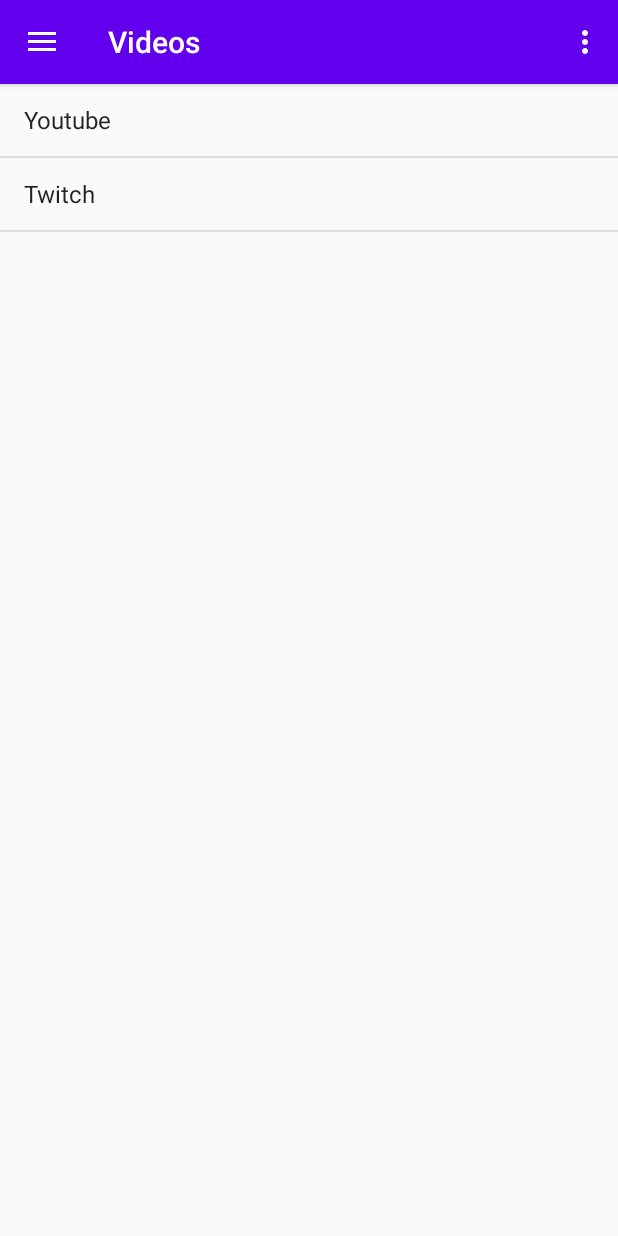
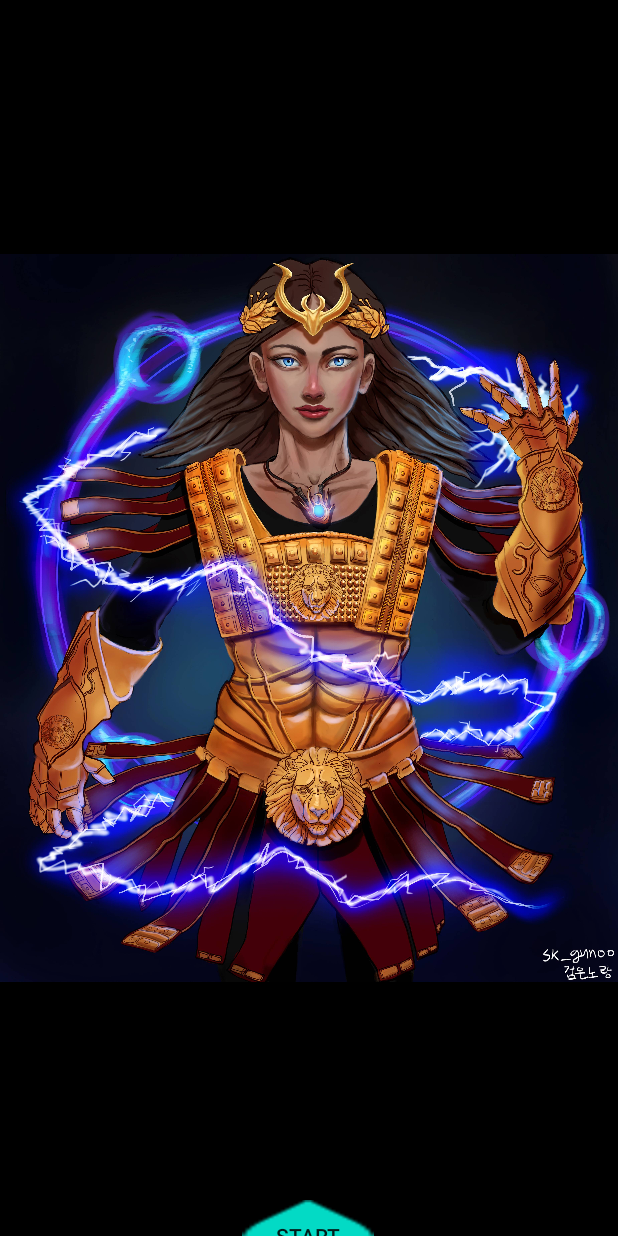
Before and after one commit to SaienkoDmytro/Enki, an Android app: the screen it shows after launch (MainActivity before the commit, Logo_activity after it), on a phone screen of 412 x 824 dp. Run offline under Robolectric (Android 15) with nearby library versions, the phone set to English and light mode, and no system bars.

Commit message:
logo add

```diff
--- a/app/src/main/AndroidManifest.xml
+++ b/app/src/main/AndroidManifest.xml
@@ -10,7 +10,7 @@
         android:supportsRtl="true"
         android:theme="@style/AppTheme">
         <activity
-            android:name=".MainActivity"
+            android:name=".Logo_activity"
             android:label="@string/app_name"
             android:theme="@style/AppTheme.NoActionBar">
             <intent-filter>
@@ -20,6 +20,7 @@
             </intent-filter>
         </activity>
         <activity android:name=".Text_Content_Activity" />
+        <activity android:name=".MainActivity" android:theme="@style/AppTheme.NoActionBar"/>
     </application>
 
 </manifest>
--- /dev/null
+++ b/app/src/main/java/com/example/test1/Logo_activity.java
@@ -0,0 +1,27 @@
+package com.example.test1;
+
+import android.app.Activity;
+import android.content.Intent;
+import android.os.Bundle;
+import android.view.View;
+
+import androidx.annotation.Nullable;
+
+public class Logo_activity extends Activity {
+    @Override
+    protected void onCreate(@Nullable Bundle savedInstanceState) {
+        super.onCreate(savedInstanceState);
+        setContentView(R.layout.logo_activity);
+    }
+
+    public void onClickStart(View view) {
+        Intent i = new Intent(Logo_activity.this,MainActivity.class);
+        startActivity(i);
+    }
+
+    @Override
+    protected void onDestroy() {
+        super.onDestroy();
+        finish();
+    }
+}
--- a/app/src/main/java/com/example/test1/Text_Content_Activity.java
+++ b/app/src/main/java/com/example/test1/Text_Content_Activity.java
@@ -1,6 +1,7 @@
 package com.example.test1;
 
 import android.content.Intent;
+import android.graphics.Typeface;
 import android.os.Bundle;
 import android.os.PersistableBundle;
 import android.widget.ImageView;
@@ -12,6 +13,7 @@
 public class Text_Content_Activity extends AppCompatActivity {
     private int category;
     private TextView text_content;
+    private Typeface face1;
     private int position;
     private int [] array_video = {R.string.text_video, R.string.text_video1, R.string.text_PB, R.string.text_PBD,R.string.text_pros,R.string.text_mech};
     private ImageView imageContent;
@@ -33,6 +35,7 @@
         text_content = findViewById(R.id.text_youtube);
         imageContent = findViewById(R.id.imageContent);
         reciveIntent();
+        init();
     }
     private void reciveIntent() {
 Intent i = getIntent();
@@ -73,4 +76,10 @@
         break;
 }
     }
+    private void init(){
+        text_content = findViewById(R.id.text_youtube);
+        imageContent = findViewById(R.id.imageContent);
+        face1 = Typeface.createFromAsset(this.getAssets(), "fonts/Spartan-Regular.ttf");
+        text_content.setTypeface(face1);
+    }
 }
--- /dev/null
+++ b/app/src/main/res/layout/logo_activity.xml
@@ -0,0 +1,43 @@
+<?xml version="1.0" encoding="utf-8"?>
+<androidx.constraintlayout.widget.ConstraintLayout
+    xmlns:android="http://schemas.android.com/apk/res/android"
+    xmlns:app="http://schemas.android.com/apk/res-auto"
+    xmlns:tools="http://schemas.android.com/tools"
+    android:layout_width="match_parent"
+    android:layout_height="match_parent">
+
+    <ImageView
+        android:id="@+id/imageView3"
+        android:layout_width="match_parent"
+        android:layout_height="match_parent"
+        android:background="@android:color/black"
+        app:layout_constraintBottom_toBottomOf="parent"
+        app:layout_constraintTop_toTopOf="parent" />
+
+    <ImageView
+        android:id="@+id/imageView2"
+        android:layout_width="wrap_content"
+        android:layout_height="wrap_content"
+        app:layout_constraintBottom_toBottomOf="parent"
+        app:layout_constraintEnd_toEndOf="parent"
+        app:layout_constraintHorizontal_bias="1.0"
+        app:layout_constraintStart_toStartOf="parent"
+        app:layout_constraintTop_toTopOf="parent"
+        tools:srcCompat="@drawable/logo"
+        android:src="@drawable/logo"/>
+
+    <Button
+        android:id="@+id/button"
+        android:layout_width="wrap_content"
+        android:layout_height="wrap_content"
+        android:layout_marginBottom="40dp"
+        android:background="?android:attr/textSelectHandle"
+        android:onClick="onClickStart"
+        android:text="@string/button_start"
+        app:layout_constraintBottom_toBottomOf="parent"
+        app:layout_constraintEnd_toEndOf="parent"
+        app:layout_constraintHorizontal_bias="0.498"
+        app:layout_constraintStart_toStartOf="parent"
+        app:layout_constraintTop_toBottomOf="@+id/imageView2"
+        app:layout_constraintVertical_bias="1.0" />
+</androidx.constraintlayout.widget.ConstraintLayout>
--- a/app/src/main/res/values/strings.xml
+++ b/app/src/main/res/values/strings.xml
@@ -6,7 +6,7 @@
     <string name="nav_header_subtitle">A beginner, SSF-friendly Lightning Caster</string>
     <string name="nav_header_desc">Navigation header</string>
     <string name="action_settings">Settings</string>
-
+    <string name="button_start">START</string>
     <string name="menu_videos">Videos</string>
     <string name="menu_pob">Path of Building</string>
     <string name="menu_about">About this Build</string>
@@ -26,7 +26,7 @@
         \n\n‣ <b>Mana:</b> By default, mana is used to cover skill costs and -reservation. This build however couples heavy mana investment with several gems and keystones for various offensive and defensive purposes. Mind over Matter redirects 30% of the damage we take to our life to mana instead while the Agnostic spends mana to heal our life back to full, the gems will be covered later in the guide. This makes our mana investment very efficient and augments the value of the base 6 mana we gain per level, but it also creates a high demand for sustain beyond the base 1.8% of mana being regenerated per second which we mostly cover through our ascendancy, flasks and passives.
         \n\n‣ <b>Block:</b> Another defensive layer which comes in two ways, Chance to Block Attacks and Chance to Block Spells, each with a base cap of 75%. Blocking hits prevents all damage and status effects except for stun, however non-hitbased damage over time can\'t be blocked. While we won\'t reach the block cap, it\'s still enough damage prevention coupled with some ways to heal us on block.
         \n\n‣ <b>Elemental Overload:</b> This keystone provides a 40% more damage multiplier in exchange for removing all critical strike multiplier, with the condition to crit atleast once within 8 seconds. While the damage potential is lower compared to scaling crits, the damage is also way more consistent and only takes small investment, which allows us to invest more heavily into mana.
-        \n\n‣ <b>Spiritual Aid:</b> A notable that applies all stats with the wording "Minions deal #% increased Damage" and "Minions deal #% reduced Damage" to our damage. This gives some more liberties while gearing and makes said stat from our ascendancy not go to waste. Note that minion damage stats with different wording, such as "Golems deal #% increased Damage", "Minions deal #% more Damage" or "Minions deal # to # additional Lightning Damage" won\'t apply to us!</string>
+        \n\n‣ <b>Spiritual Aid:</b> A notable that applies all stats with the wording \"Minions deal #% increased Damage\" and \"Minions deal #% reduced Damage\" to our damage. This gives some more liberties while gearing and makes said stat from our ascendancy not go to waste. Note that minion damage stats with different wording, such as \"Golems deal #% increased Damage\", \"Minions deal #% more Damage\" or \"Minions deal # to # additional Lightning Damage\" won\'t apply to us!</string>
 <string name="text_lvl1">Here\'s a small collection of generic advice for newer players:
 
 ‣ Information: Knowledge is a strong skill in Path of Exile, and it helps to know where to find it. First there\'s the ingame Help Panel, which you can reach through its icon next to your skillbar.
```
Also changed, not shown: app/src/main/res/drawable-v24/logo.jpg (added).
